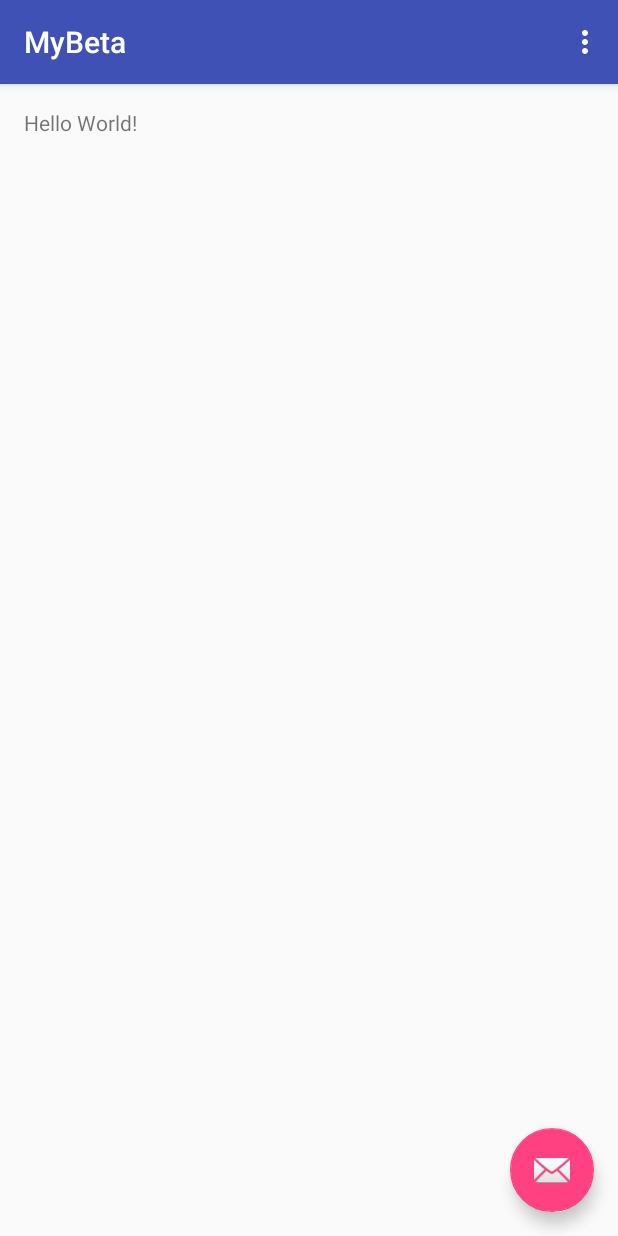
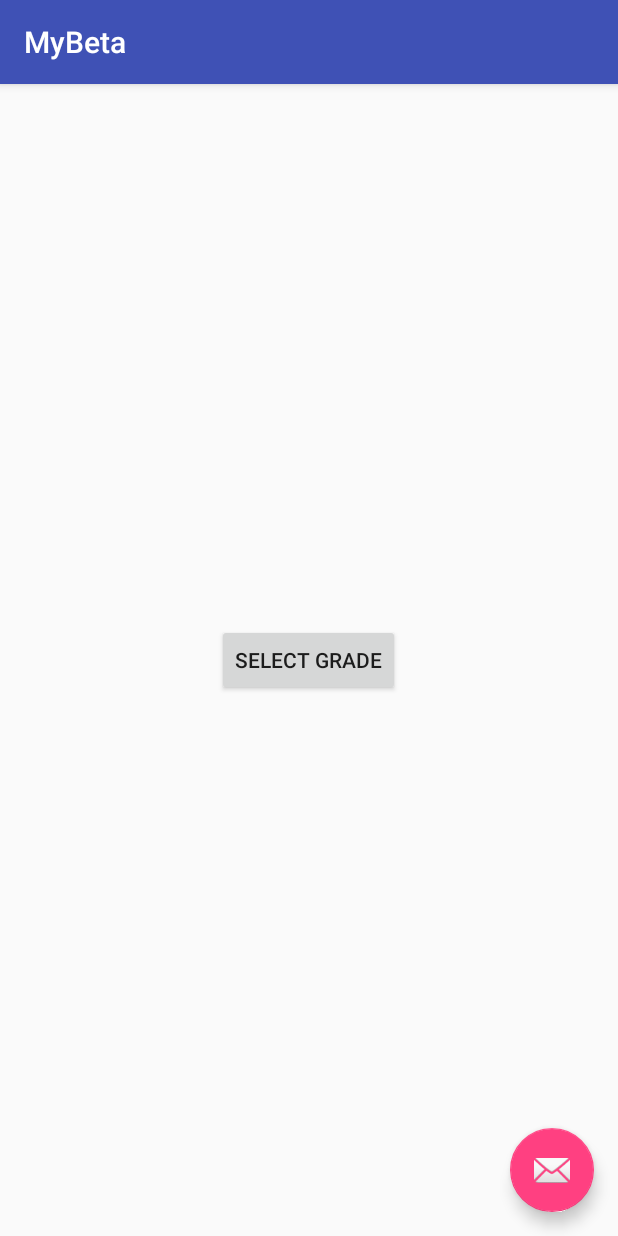
Before and after one commit to Rbeaty88/MyBeta, an Android app: the screen it shows after launch (MainActivity), on a phone screen of 412 x 824 dp. Run offline under Robolectric (Android 15) with nearby library versions, the phone set to English and light mode, and no system bars.

```diff
--- a/app/build.gradle
+++ b/app/build.gradle
@@ -24,4 +24,6 @@ dependencies {
     testCompile 'junit:junit:4.12'
     compile 'com.android.support:appcompat-v7:23.1.1'
     compile 'com.android.support:design:23.1.1'
+    compile 'com.android.support:support-v4:23.1.1'
+    compile 'com.android.support:recyclerview-v7:23.1.1'
 }
--- a/app/src/main/AndroidManifest.xml
+++ b/app/src/main/AndroidManifest.xml
@@ -18,6 +18,8 @@
                 <category android:name="android.intent.category.LAUNCHER" />
             </intent-filter>
         </activity>
+
+
     </application>
 
 </manifest>
--- a/app/src/main/java/com/example/ryanbeaty/mybeta/MainActivity.java
+++ b/app/src/main/java/com/example/ryanbeaty/mybeta/MainActivity.java
@@ -1,5 +1,6 @@
 package com.example.ryanbeaty.mybeta;
 
+import android.content.Intent;
 import android.os.Bundle;
 import android.support.design.widget.FloatingActionButton;
 import android.support.design.widget.Snackbar;
@@ -28,25 +29,11 @@ public class MainActivity extends AppCompatActivity {
         });
     }
 
-    @Override
-    public boolean onCreateOptionsMenu(Menu menu) {
-        // Inflate the menu; this adds items to the action bar if it is present.
-        getMenuInflater().inflate(R.menu.menu_main, menu);
-        return true;
+    public void selectGrade(View v){
+        Intent intent = new Intent(getApplicationContext(), SelectGradeFragment.class);
+        startActivity(intent);
     }
 
-    @Override
-    public boolean onOptionsItemSelected(MenuItem item) {
-        // Handle action bar item clicks here. The action bar will
-        // automatically handle clicks on the Home/Up button, so long
-        // as you specify a parent activity in AndroidManifest.xml.
-        int id = item.getItemId();
 
-        //noinspection SimplifiableIfStatement
-        if (id == R.id.action_settings) {
-            return true;
-        }
 
-        return super.onOptionsItemSelected(item);
-    }
 }
--- a/app/src/main/res/layout/content_main.xml
+++ b/app/src/main/res/layout/content_main.xml
@@ -10,10 +10,15 @@
     android:paddingTop="@dimen/activity_vertical_margin"
     app:layout_behavior="@string/appbar_scrolling_view_behavior"
     tools:context="com.example.ryanbeaty.mybeta.MainActivity"
-    tools:showIn="@layout/activity_main">
+    tools:showIn="@layout/activity_main"
+    android:gravity="center_vertical">
 
-    <TextView
+    <Button
         android:layout_width="wrap_content"
         android:layout_height="wrap_content"
-        android:text="Hello World!" />
+        android:text="Select Grade"
+        android:id="@+id/selectGradeBtn"
+        android:onClick="selectGrade"
+        android:layout_centerVertical="true"
+        android:layout_centerHorizontal="true" />
 </RelativeLayout>
--- a/app/src/main/res/values/dimens.xml
+++ b/app/src/main/res/values/dimens.xml
@@ -3,4 +3,5 @@
     <dimen name="activity_horizontal_margin">16dp</dimen>
     <dimen name="activity_vertical_margin">16dp</dimen>
     <dimen name="fab_margin">16dp</dimen>
+    <dimen name="text_margin">16dp</dimen>
 </resources>
--- a/app/src/main/res/values/strings.xml
+++ b/app/src/main/res/values/strings.xml
@@ -1,4 +1,7 @@
 <resources>
     <string name="app_name">MyBeta</string>
     <string name="action_settings">Settings</string>
+
+    <!-- TODO: Remove or change this placeholder text -->
+    <string name="hello_blank_fragment">Hello blank fragment</string>
 </resources>
```
Also changed, not shown: app/src/main/java/com/example/ryanbeaty/mybeta/SelectGradeFragment.java (+27 -22 lines), app/src/main/res/layout/fragment_select_grade.xml (+43 -2 lines).
